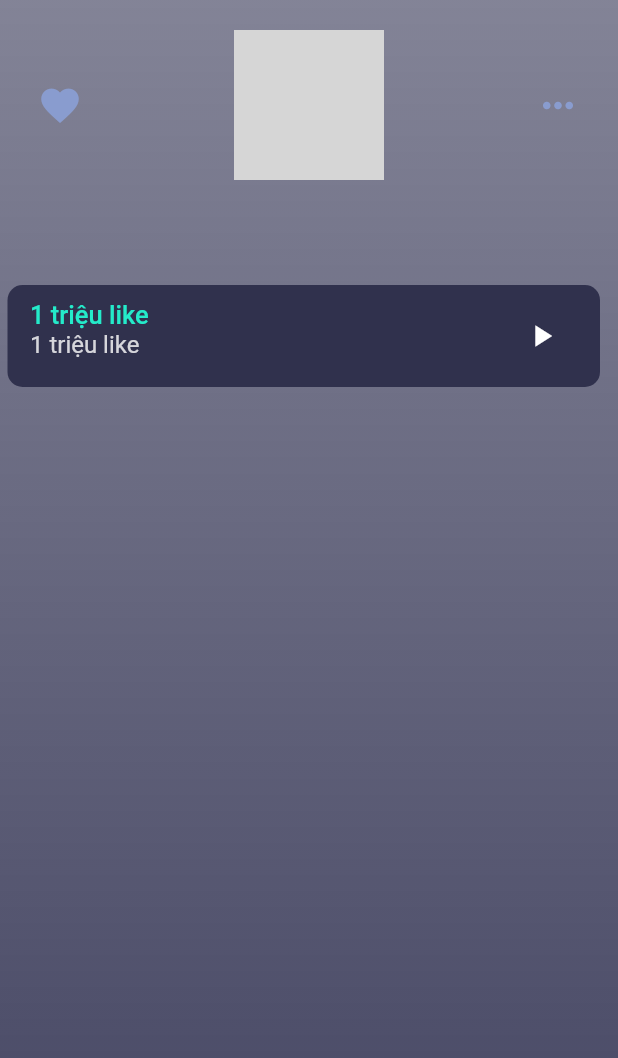
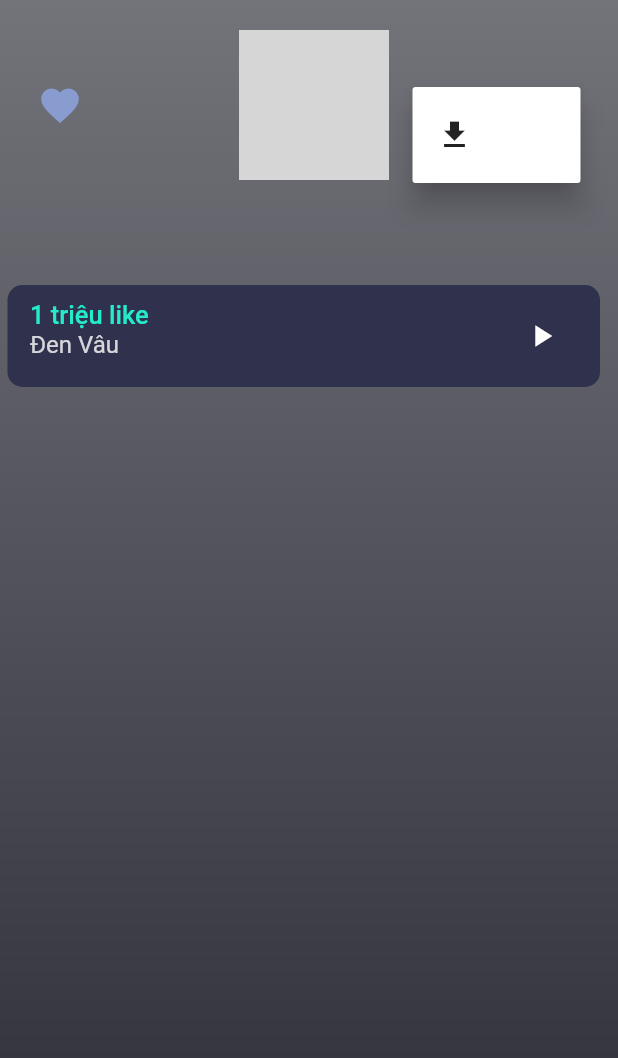
Before and after one commit to VuDucTN/Music_App, a Flutter app: the Favorite screen opened directly, after a tap on the "keyboard control" icon, on a phone screen of 412 x 824 dp. Shown: the top 1058 px of the screen. Run offline on Flutter 3.47's test engine with Material 2 defaults, Android fonts, the phone set to English and light mode, and no system bars; drawn by our look-alikes of like_button; our stand-ins replace get, just_audio, rxdart; missing offline and left inert: dart:html, dart:js; grey boxes are pictures that could not be loaded.

Commit message:
Duc
commic file1

```diff
--- a/lib/Widgets/seekbar.dart
+++ b/lib/Widgets/seekbar.dart
@@ -37,7 +37,7 @@ class _SeekBarState extends State<SeekBar> {
     } else {
       String minutes = duration.inMinutes.toString().padLeft(2, '0');
       String seconds =
-      duration.inSeconds.remainder(60).toString().padLeft(2, '0');
+          duration.inSeconds.remainder(60).toString().padLeft(2, '0');
       return '$minutes:$seconds';
     }
   }
@@ -99,10 +99,17 @@ class _SeekBarState extends State<SeekBar> {
           ],
         ),
         Row(
+          mainAxisAlignment: MainAxisAlignment.spaceBetween,
           children: [
-            Text(_formatDuration(widget.position),style: TextStyle(color: Colors.white),),
+            Text(
+              _formatDuration(widget.position),
+              style: TextStyle(color: Colors.white),
+            ),
             SizedBox(width: 370),
-            Text(_formatDuration(widget.duration),style: TextStyle(color: Colors.white),),
+            Text(
+              _formatDuration(widget.duration),
+              style: TextStyle(color: Colors.white),
+            ),
           ],
         ),
       ],
--- a/lib/models/song_model.dart
+++ b/lib/models/song_model.dart
@@ -13,7 +13,7 @@ class Song {
   static List<Song> songs = [
     Song(
         title: '1 triệu like',
-        description: '1 triệu like',
+        description: 'Đen Vâu',
         url: 'music/1.mp3',
         coverUrl: 'images/1.png'),
     // Song(title: 'Blinding Lights',
--- a/lib/page/Song_screen.dart
+++ b/lib/page/Song_screen.dart
@@ -125,6 +125,7 @@ class _MusicPlayer extends StatelessWidget {
         crossAxisAlignment: CrossAxisAlignment.start,
         children: [
           Row(
+            mainAxisAlignment: MainAxisAlignment.spaceBetween,
             children: [
               Text(
                 song.title,
@@ -137,8 +138,13 @@ class _MusicPlayer extends StatelessWidget {
                 width: 275,
               ),
               LikeButton(
-                size: 30,
-                countPostion: CountPostion.bottom,
+                likeBuilder: (isTapped) {
+                  return Icon(
+                    Icons.favorite,
+                    color: isTapped ? Color(0xff24EBCA) : Color(0xFF899CCF),
+                    size: 30,
+                  );
+                },
               )
             ],
           ),
--- a/lib/page/favorite_page.dart
+++ b/lib/page/favorite_page.dart
@@ -4,6 +4,7 @@ import 'package:flutter/cupertino.dart';
 import 'package:flutter/material.dart';
 import 'package:flutter/src/foundation/key.dart';
 import 'package:flutter/src/widgets/framework.dart';
+import 'package:like_button/like_button.dart';
 import 'package:music/page/Song_screen.dart';
 import '../models/song_model.dart';
 import 'package:get/get.dart';
@@ -19,6 +20,7 @@ class _FavoriteState extends State<Favorite> {
   Song song = Get.arguments ?? Song.songs[0];
 
   int activeTab = 0;
+  bool isPressed = false;
   @override
   Widget build(BuildContext context) {
     return Container(
@@ -27,8 +29,8 @@ class _FavoriteState extends State<Favorite> {
               begin: Alignment.topCenter,
               end: Alignment.bottomCenter,
               colors: [
-            Color(0xFF303151).withOpacity(0.6),
-            Color(0xFF303151).withOpacity(0.9),
+            Color(0xff151521).withOpacity(0.6),
+            Color(0xff151521).withOpacity(0.9),
           ])),
       child: Scaffold(
         backgroundColor: Colors.transparent,
@@ -42,15 +44,18 @@ class _FavoriteState extends State<Favorite> {
                     mainAxisAlignment: MainAxisAlignment.spaceBetween,
                     children: [
                       InkWell(
-                        onTap: () {
-                          // Navigation.pop(Contend);
-                        },
-                        child: Icon(
-                          Icons.favorite,
-                          color: Color(0xFF899CCF),
-                          size: 30,
-                        ),
-                      ),
+                          onTap: () {},
+                          child: LikeButton(
+                            likeBuilder: (isTapped) {
+                              return Icon(
+                                Icons.favorite,
+                                color: isTapped
+                                    ? Color(0xff24EBCA)
+                                    : Color(0xFF899CCF),
+                                size: 30,
+                              );
+                            },
+                          )),
                       ClipRRect(
                           child: Image.asset(
                         'images/Elip3.png',
@@ -59,13 +64,19 @@ class _FavoriteState extends State<Favorite> {
                         fit: BoxFit.cover,
                       )),
                       InkWell(
-                        onTap: () {},
-                        child: const Icon(
-                          Icons.more_horiz,
-                          color: Color(0xFF899CCF),
-                          size: 30,
-                        ),
-                      ),
+                          onTap: () {},
+                          child: Padding(
+                            padding: const EdgeInsets.only(),
+                            child: PopupMenuButton(
+                              itemBuilder: (context) => [
+                                PopupMenuItem(child: Icon(Icons.download)),
+                              ],
+                              child: Icon(
+                                Icons.more_horiz,
+                                color: Colors.white,
+                              ),
+                            ),
+                          )),
                     ],
                   ),
                 ),
```
